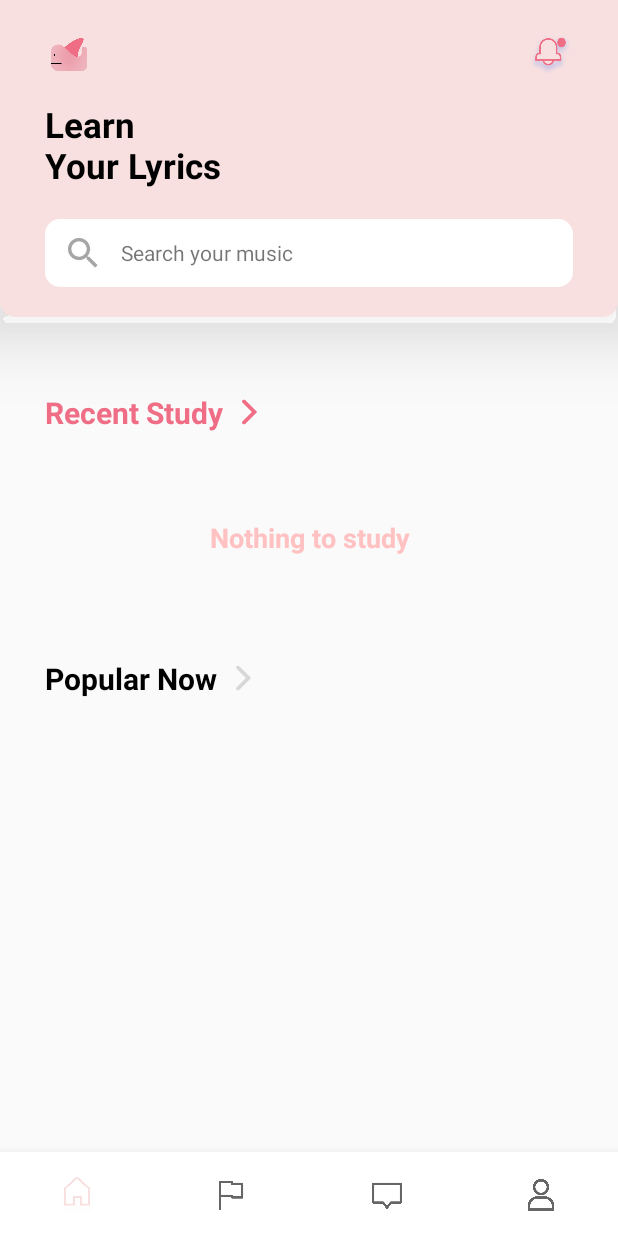
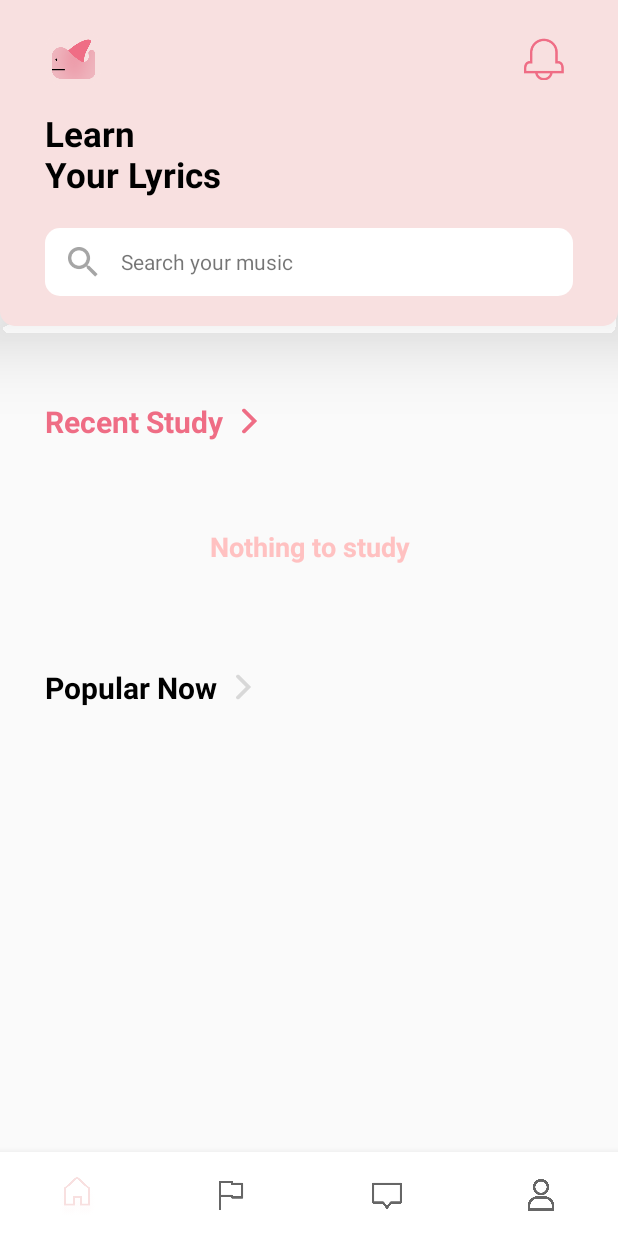
Before and after one commit to Ginieee/MP_Lyword, an Android app: the screen it shows after launch (MainActivity), on a phone screen of 412 x 824 dp. Run offline under Robolectric (Android 15) with nearby library versions, the phone set to English and light mode, and no system bars; our stand-ins replace Room's generated code; pictures from the network do not load.

Commit message:
정해진 시간에 알림 올리기

```diff
--- a/app/src/main/java/com/example/lyword/MainActivity.kt
+++ b/app/src/main/java/com/example/lyword/MainActivity.kt
@@ -1,14 +1,31 @@
 package com.example.lyword
 
+import android.app.AlarmManager
+import android.app.PendingIntent
+import android.content.Context
+import android.content.Intent
+import android.os.Build
 import androidx.appcompat.app.AppCompatActivity
 import android.os.Bundle
+import androidx.core.content.ContextCompat
 import com.example.lyword.databinding.ActivityMainBinding
 import com.example.lyword.home.HomeFragment
+import com.example.lyword.home.notify.PushNotificationReceiver
 import com.example.lyword.mypage.MypageFragment
 import com.example.lyword.studying.StudyingFragment
 import com.example.lyword.today.TodayFragment
 import com.google.android.material.bottomnavigation.BottomNavigationView
+import java.util.Calendar
+import java.util.Date
+import android.Manifest
+import android.content.pm.PackageManager
+import android.util.Log
+import android.widget.Toast
+import androidx.core.app.ActivityCompat
+import kotlin.system.exitProcess
 
+
+private const val NOTIFICATION_PERMISSION_REQUEST_CODE = 1001
 class MainActivity : AppCompatActivity() {
 
     lateinit var binding : ActivityMainBinding
@@ -20,6 +37,87 @@
 
         initBottomNavigation()
 
+        checkNotificationPermission()
+
+    }
+
+    private fun checkNotificationPermission(){
+        if (ContextCompat.checkSelfPermission(
+                this,
+                Manifest.permission.POST_NOTIFICATIONS)
+            == PackageManager.PERMISSION_GRANTED) {
+            setAlarm()
+        } else {
+            ActivityCompat.requestPermissions(
+                this,
+                arrayOf(Manifest.permission.POST_NOTIFICATIONS),
+                NOTIFICATION_PERMISSION_REQUEST_CODE
+            )
+        }
+    }
+
+    override fun onRequestPermissionsResult(
+        requestCode: Int,
+        permissions: Array<out String>,
+        grantResults: IntArray
+    ) {
+        super.onRequestPermissionsResult(requestCode, permissions, grantResults)
+        if (requestCode == NOTIFICATION_PERMISSION_REQUEST_CODE) {
+            if (grantResults.isNotEmpty() && grantResults[0] == PackageManager.PERMISSION_GRANTED) {
+                setAlarm()
+            } else {
+                Toast.makeText(this, "알림권한을 허용해주세요.", Toast.LENGTH_SHORT).show()
+            }
+        }
+    }
+
+    private fun setAlarm() {
+        val id = 100
+        val hour = 14
+        val min = 44
+
+        val alarmManager = getSystemService(Context.ALARM_SERVICE) as AlarmManager
+        val intent = Intent(this, PushNotificationReceiver::class.java)
+        intent.putExtra("notification_id", id)
+        intent.putExtra("notification_title", "오늘의 학습을 진행해주세요!")
+        intent.putExtra("notification_content", "하루의 마무리를 Lyword와 함께하세요.")
+
+        val pendingIntent = if (Build.VERSION.SDK_INT >= Build.VERSION_CODES.S) {
+            PendingIntent.getBroadcast(this, id, intent, PendingIntent.FLAG_IMMUTABLE)
+        } else {
+            PendingIntent.getBroadcast(this, id, intent, PendingIntent.FLAG_UPDATE_CURRENT)
+        }
+
+//        if (Build.VERSION.SDK_INT >= Build.VERSION_CODES.M) {
+//            Log.d("ALARM","setExactAndAllowWhileIdle")
+//            alarmManager.setExactAndAllowWhileIdle(
+//                AlarmManager.RTC_WAKEUP,
+//                System.currentTimeMillis() + 10000,
+//                pendingIntent
+//            )
+//        } else {
+//            alarmManager.setExact(AlarmManager.RTC_WAKEUP, (System.currentTimeMillis() + 10000), pendingIntent)
+//            Log.d("ALARM","setExact")
+//        }
+//        Log.d("NOTIFY", "Set puth notification : $id, ${System.currentTimeMillis() + 10000}")
+
+        val calendar : Calendar = Calendar.getInstance().apply {
+            timeInMillis = System.currentTimeMillis()
+            set(Calendar.HOUR_OF_DAY, hour)
+            set(Calendar.MINUTE, min)
+            set(Calendar.SECOND, 0)
+        }
+        if (calendar.time < Date()) {
+            calendar.add(Calendar.DAY_OF_MONTH, 1)
+        }
+
+
+        alarmManager?.setRepeating(
+            AlarmManager.RTC_WAKEUP,
+            calendar.timeInMillis,
+            AlarmManager.INTERVAL_DAY,
+            pendingIntent
+        )
     }
 
     private fun initBottomNavigation() {
--- a/app/src/main/java/com/example/lyword/data/LywordDatabase.kt
+++ b/app/src/main/java/com/example/lyword/data/LywordDatabase.kt
@@ -3,16 +3,18 @@
 import android.content.Context
 import androidx.room.*
 import com.example.lyword.data.dao.MypageDao
+import com.example.lyword.data.dao.NotifyDao
 import com.example.lyword.data.dao.SentenceDao
 import com.example.lyword.data.dao.StudyDao
 import com.example.lyword.data.dao.WordDao
 import com.example.lyword.data.entity.MypageEntity
+import com.example.lyword.data.entity.NotifyEntity
 import com.example.lyword.data.entity.SentenceEntity
 import com.example.lyword.data.entity.StudyEntity
 import com.example.lyword.data.entity.WordEntity
 
 @Database(
-    entities = [StudyEntity::class, SentenceEntity::class, WordEntity::class, MypageEntity::class],
+    entities = [StudyEntity::class, SentenceEntity::class, WordEntity::class, MypageEntity::class, NotifyEntity::class],
     version = 1,
     exportSchema = false
 )
@@ -27,6 +29,7 @@
     abstract val sentenceDao : SentenceDao
     abstract val wordDao: WordDao
     abstract val myPageDao : MypageDao
+    abstract val notifyDao : NotifyDao
 
     companion object{
         @Volatile
--- /dev/null
+++ b/app/src/main/java/com/example/lyword/data/dao/NotifyDao.kt
@@ -0,0 +1,27 @@
+package com.example.lyword.data.dao
+
+import androidx.room.Dao
+import androidx.room.Delete
+import androidx.room.Insert
+import androidx.room.Query
+import androidx.room.Update
+import com.example.lyword.data.entity.NotifyEntity
+
+@Dao
+interface NotifyDao {
+    @Insert
+    fun insertNotify(notify : NotifyEntity) : Long
+
+    @Delete
+    fun deleteNotify(notify : NotifyEntity)
+
+    @Update
+    fun updateNotify(notify : NotifyEntity)
+
+    @Query("SELECT * FROM notify_table")
+    fun getNotifyList() : List<NotifyEntity>
+
+    @Query("SELECT * FROM notify_table WHERE notify_read = 0")
+    fun getUnreadNotice() : List<NotifyEntity>
+
+}
--- a/app/src/main/java/com/example/lyword/home/HomeFragment.kt
+++ b/app/src/main/java/com/example/lyword/home/HomeFragment.kt
@@ -7,7 +7,6 @@
 import android.view.LayoutInflater
 import android.view.View
 import android.view.ViewGroup
-import android.widget.Toast
 import androidx.fragment.app.Fragment
 import androidx.recyclerview.widget.LinearLayoutManager
 import com.example.lyword.MainActivity
@@ -16,10 +15,9 @@
 import com.example.lyword.home.search.SearchActivity
 import com.example.lyword.data.entity.StudyEntity
 import com.example.lyword.databinding.FragmentHomeBinding
-import com.example.lyword.home.search.ITunesResult
-import com.example.lyword.home.search.ITunesService
-import com.example.lyword.home.search.ITunesView
+import com.example.lyword.home.notify.NoticeActivity
 import com.example.lyword.studying.lyrics.LyricsActivity
+import okhttp3.internal.notify
 import org.jsoup.Jsoup
 import java.io.IOException
 
@@ -48,6 +46,7 @@
         db = LywordDatabase.getInstance(requireContext())
 
         clickListener()
+        Log.d("HOME_FRAG", "OnCreate")
 
         return binding.root
     }
@@ -56,6 +55,8 @@
         super.onResume()
         getList()
         setAdapter()
+        setNotice()
+        Log.d("HOME_FRAG", "OnResume")
     }
 
     private fun setAdapter() {
@@ -69,6 +70,11 @@
     }
 
     private fun clickListener() {
+        binding.homeHeaderNoticeBellIv.setOnClickListener {
+            val intent = Intent(context, NoticeActivity::class.java)
+            startActivity(intent)
+        }
+
         binding.homeHeaderSearchTv.setOnClickListener {
             Log.d("HOME_FRG","검색창 클릭")
             val intent = Intent( context, SearchActivity::class.java)
@@ -116,6 +122,29 @@
             }
 
         })
+    }
+
+    private fun setNotice() {
+        val thread = Thread {
+            val notices = db.notifyDao.getUnreadNotice()
+            Log.d("NOTICE_READ", notices.toString())
+
+            if (notices.isEmpty()) {
+                requireActivity().runOnUiThread {
+                    binding.homeHeaderNoticeEclipseIv.visibility = View.GONE
+                }
+            } else {
+                requireActivity().runOnUiThread {
+                    binding.homeHeaderNoticeEclipseIv.visibility = View.VISIBLE
+                }
+            }
+        }
+        thread.start()
+        try {
+            thread.join()
+        } catch (e : InterruptedException) {
+            e.printStackTrace()
+        }
     }
 
     private fun getList() {
--- a/app/src/main/res/layout/fragment_home.xml
+++ b/app/src/main/res/layout/fragment_home.xml
@@ -25,21 +25,32 @@
 
             <androidx.appcompat.widget.AppCompatImageView
                 android:id="@+id/home_header_logo_iv"
-                android:layout_width="32dp"
-                android:layout_height="32dp"
+                android:layout_width="38dp"
+                android:layout_height="38dp"
                 android:src="@drawable/ic_logo_splash"
                 app:layout_constraintTop_toTopOf="parent"
                 app:layout_constraintStart_toStartOf="parent"
                 app:layout_constraintBottom_toBottomOf="parent"/>
 
-            <androidx.appcompat.widget.AppCompatImageView
-                android:id="@+id/home_header_notice_iv"
-                android:layout_width="30dp"
-                android:layout_height="32dp"
-                android:src="@drawable/ic_notice"
+            <ImageView
+                android:id="@+id/home_header_notice_bell_iv"
+                android:layout_width="28dp"
+                android:layout_height="28dp"
+                android:src="@drawable/ic_notice_bell"
+                android:layout_marginEnd="5dp"
+                app:layout_constraintEnd_toEndOf="parent"
                 app:layout_constraintTop_toTopOf="@id/home_header_logo_iv"
-                app:layout_constraintBottom_toBottomOf="@id/home_header_logo_iv"
-                app:layout_constraintEnd_toEndOf="parent"/>
+                app:layout_constraintBottom_toBottomOf="@id/home_header_logo_iv"/>
+
+            <ImageView
+                android:id="@+id/home_header_notice_eclipse_iv"
+                android:layout_width="8dp"
+                android:layout_height="8dp"
+                android:src="@drawable/ic_notice_eclipse"
+                android:visibility="invisible"
+                app:layout_constraintEnd_toEndOf="parent"
+                app:layout_constraintTop_toTopOf="@id/home_header_notice_bell_iv"/>
+
 
         </androidx.constraintlayout.widget.ConstraintLayout>
 
```
Also changed, not shown: app/src/main/AndroidManifest.xml (+16 -0 lines), app/src/main/java/com/example/lyword/data/entity/NotifyEntity.kt (added, +26 -0 lines), app/src/main/java/com/example/lyword/home/notify/NoticeActivity.kt (added, +91 -0 lines), app/src/main/java/com/example/lyword/home/notify/NotifyRVAdapter.kt (added, +77 -0 lines), app/src/main/java/com/example/lyword/home/notify/PushNotificationReceiver.kt (added, +100 -0 lines), app/src/main/res/layout/activity_notice.xml (added, +55 -0 lines), app/src/main/res/layout/item_notice.xml (added, +71 -0 lines), app/src/main/res/drawable/ic_notice_bell.png (added), app/src/main/res/drawable/ic_notice_eclipse.png (added).
